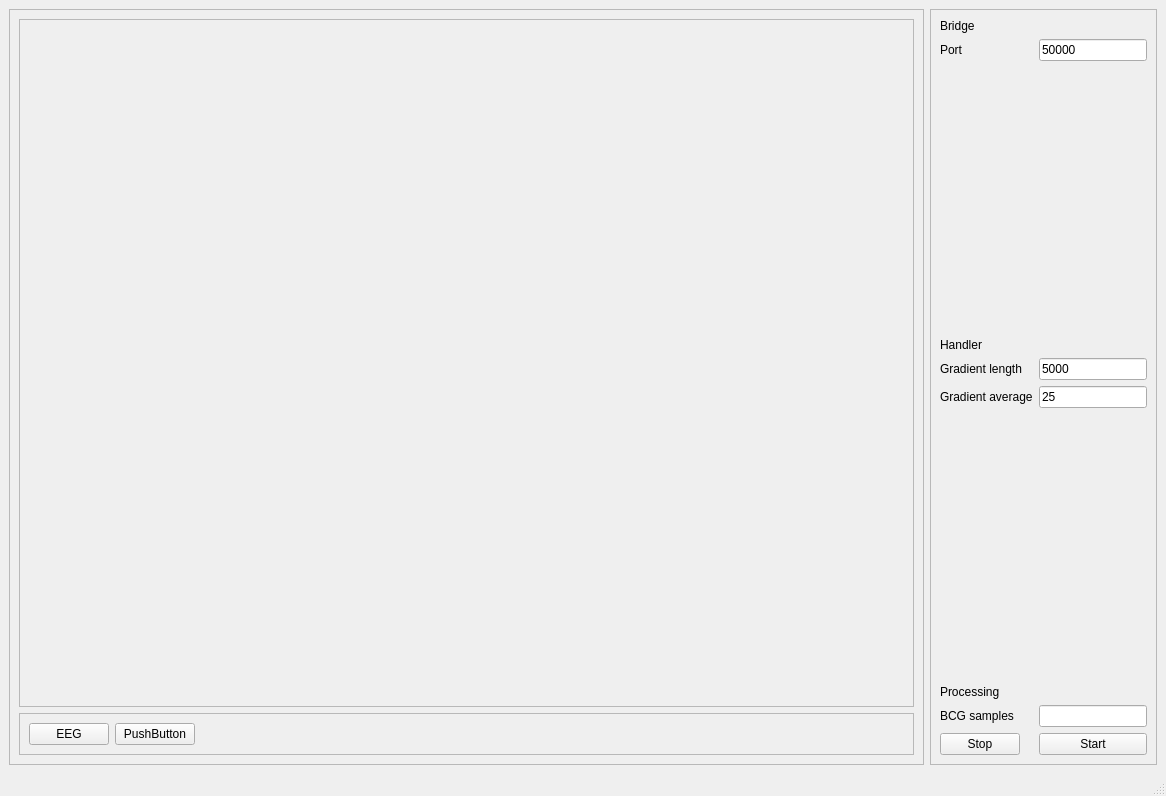
First picture: the form in UI/mainwindow.ui, repository VeikkaLeppanen/Real_Time_EEG, before the edit.
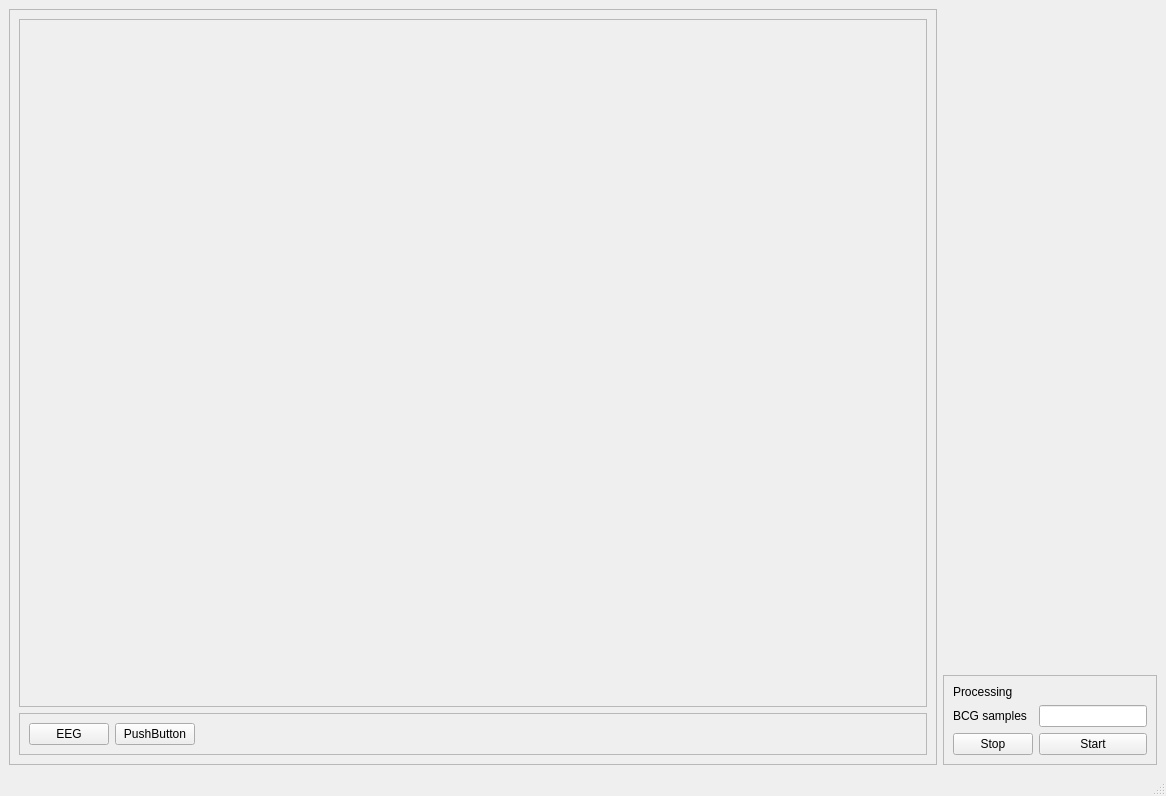
Second picture: the form after the edit.

```diff
--- a/UI/mainwindow.ui
+++ b/UI/mainwindow.ui
@@ -97,7 +97,7 @@
       </layout>
      </widget>
     </item>
-    <item>
+    <item alignment="Qt::AlignBottom">
      <widget class="QFrame" name="frame">
       <property name="frameShape">
        <enum>QFrame::StyledPanel</enum>
@@ -106,119 +106,37 @@
        <enum>QFrame::Raised</enum>
       </property>
       <layout class="QFormLayout" name="formLayout_2">
-       <item row="0" column="0">
-        <widget class="QLabel" name="label_4">
+       <item row="1" column="0">
+        <widget class="QLabel" name="label_7">
          <property name="text">
-          <string>Bridge</string>
+          <string>Processing</string>
          </property>
         </widget>
        </item>
        <item row="2" column="0">
-        <widget class="QLabel" name="label">
-         <property name="text">
-          <string>Port</string>
-         </property>
-        </widget>
-       </item>
-       <item row="2" column="1">
-        <widget class="QLineEdit" name="lineEditPort">
-         <property name="text">
-          <string>50000</string>
-         </property>
-        </widget>
-       </item>
-       <item row="3" column="0" colspan="2">
-        <spacer name="verticalSpacer">
-         <property name="orientation">
-          <enum>Qt::Vertical</enum>
-         </property>
-         <property name="sizeHint" stdset="0">
-          <size>
-           <width>20</width>
-           <height>40</height>
-          </size>
-         </property>
-        </spacer>
-       </item>
-       <item row="4" column="0">
-        <widget class="QLabel" name="label_5">
-         <property name="text">
-          <string>Handler</string>
-         </property>
-        </widget>
-       </item>
-       <item row="5" column="0">
-        <widget class="QLabel" name="label_2">
-         <property name="text">
-          <string>Gradient length</string>
-         </property>
-        </widget>
-       </item>
-       <item row="5" column="1">
-        <widget class="QLineEdit" name="lineEditGALength">
-         <property name="text">
-          <string>5000</string>
-         </property>
-        </widget>
-       </item>
-       <item row="6" column="0">
-        <widget class="QLabel" name="label_3">
-         <property name="text">
-          <string>Gradient average</string>
-         </property>
-        </widget>
-       </item>
-       <item row="6" column="1">
-        <widget class="QLineEdit" name="lineEditGAaverage">
-         <property name="text">
-          <string>25</string>
-         </property>
-        </widget>
-       </item>
-       <item row="9" column="0">
         <widget class="QLabel" name="label_6">
          <property name="text">
           <string>BCG samples</string>
          </property>
         </widget>
        </item>
-       <item row="9" column="1">
+       <item row="2" column="1">
         <widget class="QLineEdit" name="lineEdit_4"/>
        </item>
-       <item row="10" column="0">
+       <item row="3" column="0">
         <widget class="QPushButton" name="pushButton_2">
          <property name="text">
           <string>Stop</string>
          </property>
         </widget>
        </item>
-       <item row="10" column="1">
+       <item row="3" column="1">
         <widget class="QPushButton" name="pushButton">
          <property name="text">
           <string>Start</string>
          </property>
         </widget>
        </item>
-       <item row="8" column="0">
-        <widget class="QLabel" name="label_7">
-         <property name="text">
-          <string>Processing</string>
-         </property>
-        </widget>
-       </item>
-       <item row="7" column="0" colspan="2">
-        <spacer name="verticalSpacer_2">
-         <property name="orientation">
-          <enum>Qt::Vertical</enum>
-         </property>
-         <property name="sizeHint" stdset="0">
-          <size>
-           <width>20</width>
-           <height>40</height>
-          </size>
-         </property>
-        </spacer>
-       </item>
       </layout>
      </widget>
     </item>
```
